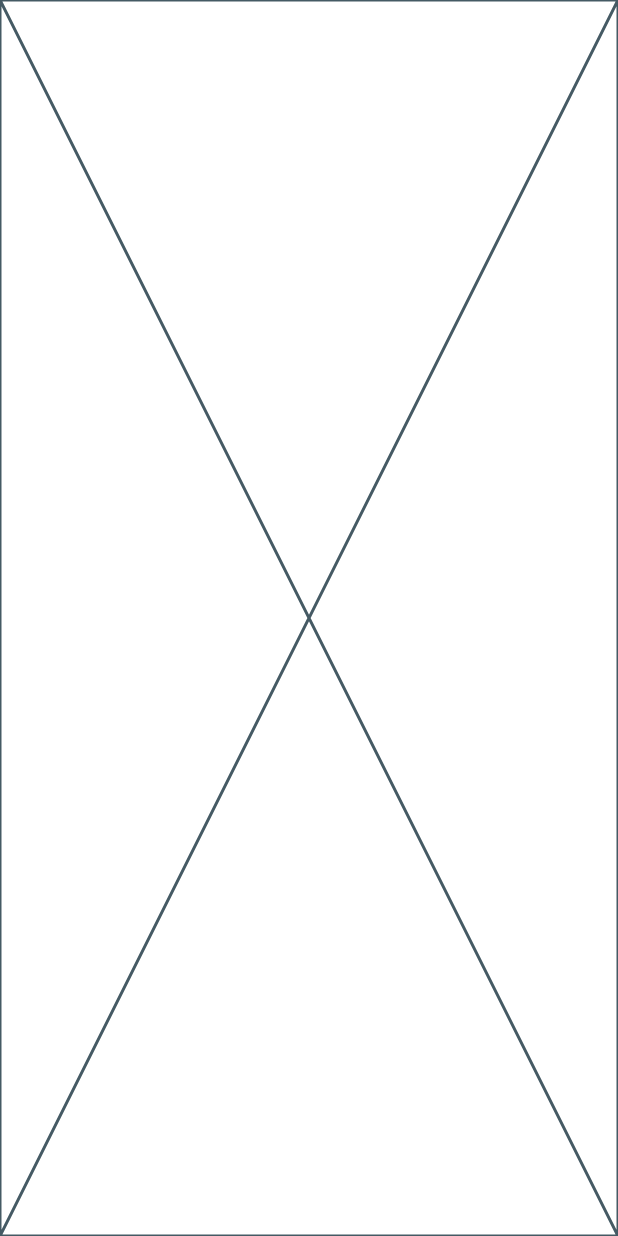
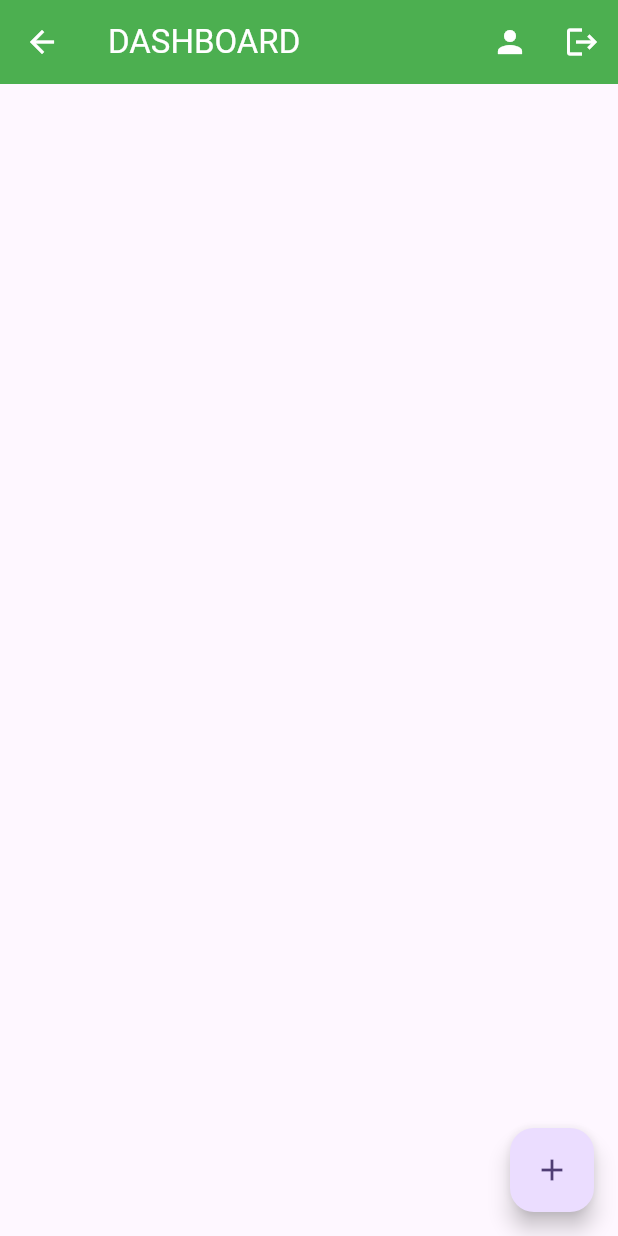
Before and after one commit to abidroid/akti4_firebase_todo, a Flutter app: the screen it shows after launch, after a tap on "Login", on a phone screen of 412 x 824 dp. Run offline on Flutter 3.47's test engine with Material 3 defaults, Android fonts, the phone set to English and light mode, and no system bars.

Commit message:
dashboard screen

```diff
--- a/lib/screens/dashboard_screen.dart
+++ b/lib/screens/dashboard_screen.dart
@@ -1,4 +1,7 @@
+import 'package:akti4_firebase_todo/screens/profile_screen.dart';
 import 'package:flutter/material.dart';
+
+import 'add_task_screen.dart';
 
 class DashboardScreen extends StatefulWidget {
   const DashboardScreen({super.key});
@@ -10,6 +13,34 @@ class DashboardScreen extends StatefulWidget {
 class _DashboardScreenState extends State<DashboardScreen> {
   @override
   Widget build(BuildContext context) {
-    return const Placeholder();
+    return Scaffold(
+      floatingActionButton: FloatingActionButton(
+        onPressed: () {
+          Navigator.of(context).push(MaterialPageRoute(builder: (context) {
+            return const AddTaskScreen();
+          }));
+        },
+        child: Icon(Icons.add),
+      ),
+      appBar: AppBar(
+          backgroundColor: Colors.green,
+          foregroundColor: Colors.white,
+          title: const Text('DASHBOARD'),
+          actions: [
+            IconButton(
+                onPressed: () {
+                  Navigator.of(context)
+                      .push(MaterialPageRoute(builder: (context) {
+                    return const ProfileScreen();
+                  }));
+                },
+                icon: Icon(Icons.person)),
+            IconButton(
+              onPressed: () {},
+              icon: Icon(Icons.logout),
+            ),
+          ]),
+      body: const Center(),
+    );
   }
 }
```
